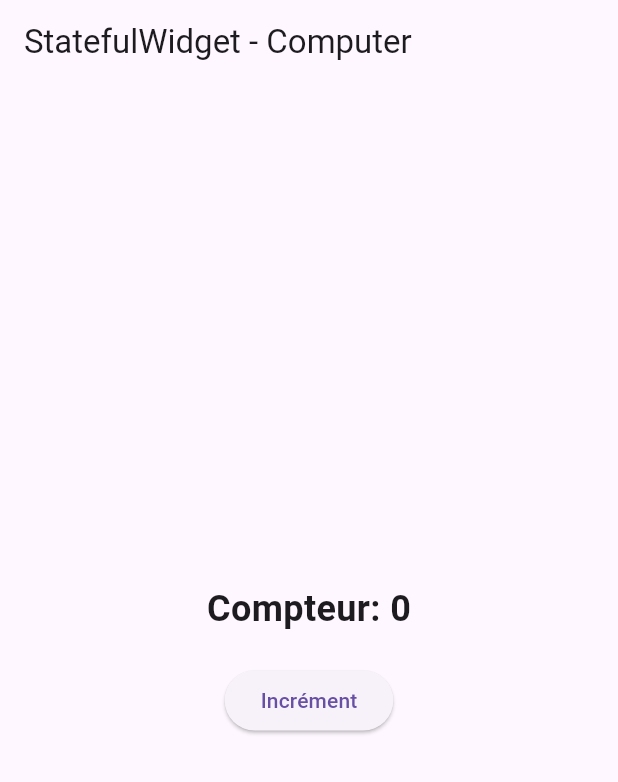
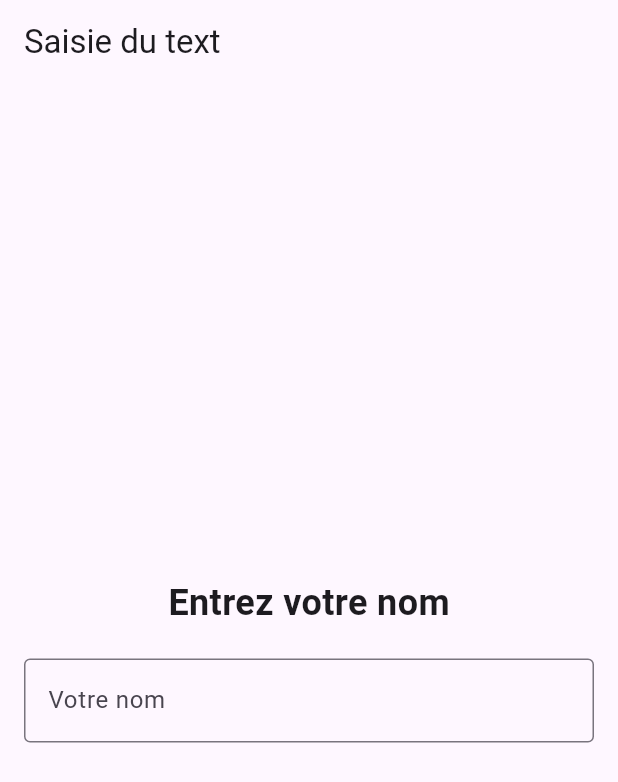
Before and after one commit to abdellahkaba/app-mobile, a Flutter app: the screen it shows after launch, on a phone screen of 412 x 824 dp. Shown: the top 782 px of the screen. Run offline on Flutter 3.47's test engine with Material 3 defaults, Android fonts, the phone set to English and light mode, and no system bars.

Commit message:
Ajout d'un champ de saisie pour afficher le nom en temps réel

```diff
--- a/lib/main.dart
+++ b/lib/main.dart
@@ -9,45 +9,45 @@ class MyApp extends StatelessWidget {
 
   @override
   Widget build(BuildContext context) {
-    return MaterialApp(home: CounterScreen());
+    return MaterialApp(home: NameInputScreen());
   }
 }
 
-// Definition d'un StatefulWidget
-
-class CounterScreen extends StatefulWidget {
-  const CounterScreen({super.key});
+class NameInputScreen extends StatefulWidget {
+  const NameInputScreen({super.key});
 
   @override
-  State<CounterScreen> createState() => _CounterScreenState();
+  State<NameInputScreen> createState() => _NameInputScreenState();
 }
 
-class _CounterScreenState extends State<CounterScreen> {
-  int _counter = 0;
-  void _incrementCounter() {
+class _NameInputScreenState extends State<NameInputScreen> {
+  String _name = "";
+  void _updateName(String value) {
     setState(() {
-      _counter++;
+      _name = value;
     });
   }
 
   @override
   Widget build(BuildContext context) {
     return Scaffold(
-      appBar: AppBar(title: Text('StatefulWidget - Computer')),
-      body: Center(
+      appBar: AppBar(title: Text('Saisie du text')),
+      body: Padding(
+        padding: EdgeInsets.all(16.0),
         child: Column(
           mainAxisAlignment: MainAxisAlignment.center,
           children: [
             Text(
-              _counter > 5
-                  ? '🔥 Wow, tu as cliqué plus de 5 fois !'
-                  : 'Compteur: $_counter',
+              _name.isEmpty ? "Entrez votre nom" : "Bonjour, $_name !",
               style: TextStyle(fontSize: 24, fontWeight: FontWeight.bold),
             ),
             SizedBox(height: 20),
-            ElevatedButton(
-              onPressed: _incrementCounter,
-              child: Text('Incrément'),
+            TextField(
+              onChanged: _updateName,
+              decoration: InputDecoration(
+                labelText: "Votre nom",
+                border: OutlineInputBorder(),
+              ),
             ),
           ],
         ),
```
